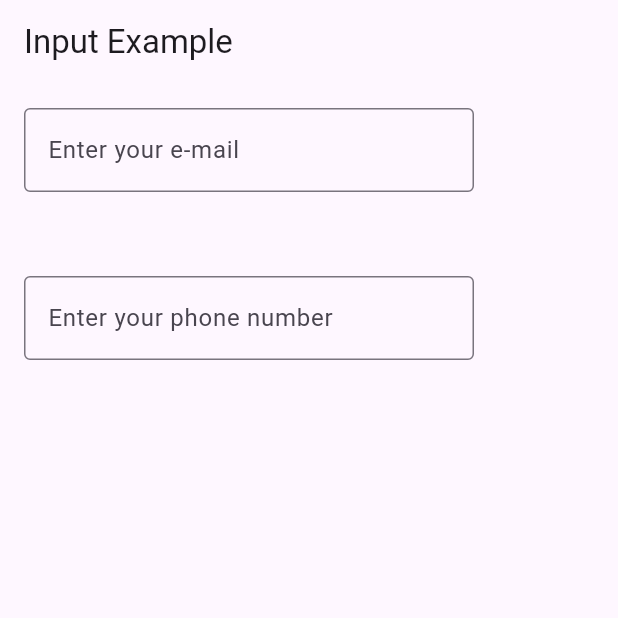
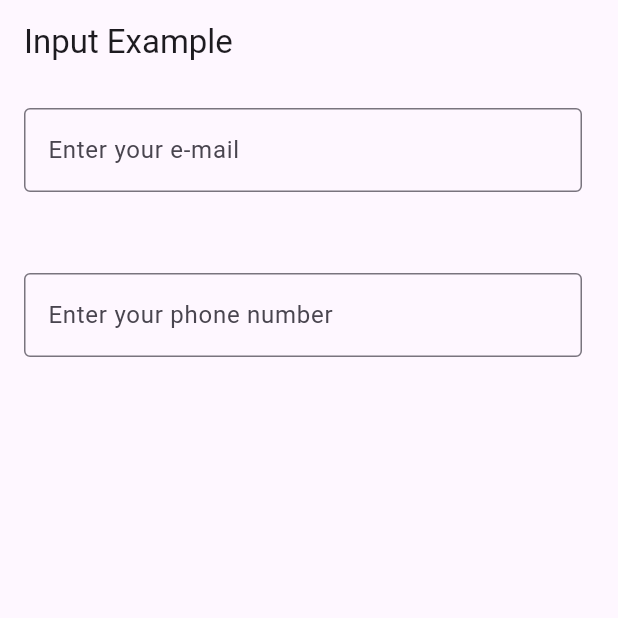
Before and after one commit to tanyashybko/Valid_email, a Flutter app: the screen it shows after launch, on a phone screen of 412 x 824 dp, the top half of it. Run offline on Flutter 3.47's test engine with Material 3 defaults, Android fonts, the phone set to English and light mode, and no system bars; our stand-ins replace email_validator.

Commit message:
changing email_valid_widget.dart and phone_valid_widget.dart (adding Expanded)

```diff
--- a/valid_email/lib/widgets/email_valid_widget.dart
+++ b/valid_email/lib/widgets/email_valid_widget.dart
@@ -6,7 +6,7 @@ class EmailValidWidget extends StatefulWidget {
   const EmailValidWidget({super.key});
 
   @override
-  State<EmailValidWidget> createState() => _EmailValidWidgetState();
+  _EmailValidWidgetState createState() => _EmailValidWidgetState();
 }
 
 class _EmailValidWidgetState extends State<EmailValidWidget> {
@@ -38,8 +38,9 @@ class _EmailValidWidgetState extends State<EmailValidWidget> {
             Row(
               crossAxisAlignment: CrossAxisAlignment.start,
               children: [
-                SizedBox(
-                  width: 300,
+                Expanded(
+                  child: Padding(
+                    padding: const EdgeInsets.only(right: 8.0), // Add some spacing
                     child: TextField(
                       onChanged: (value) {
                         setState(() {
@@ -53,26 +54,30 @@ class _EmailValidWidgetState extends State<EmailValidWidget> {
                       ),
                     ),
                   ),
-                if (isWideScreen) ...[
-                  const SizedBox(width: 10),
+                ),
+                if (isWideScreen)
                   Expanded(
                     child: Text(
                       validationMessage,
                       style: TextStyle(
-                          fontSize: 18.0, color: validationColor), // Set the text color
+                        fontSize: 18.0,
+                        color: validationColor,
+                      ),
                     ),
                   ),
               ],
-              ],
             ),
-            if (!isWideScreen) ...[
-              const SizedBox(height: 10.0),
-              Text(
+            if (!isWideScreen) // Show validation message below TextField on narrow screens
+              Padding(
+                padding: const EdgeInsets.only(top: 8.0),
+                child: Text(
                   validationMessage,
                   style: TextStyle(
-                    fontSize: 18.0, color: validationColor), // Set the text color
+                    fontSize: 18.0,
+                    color: validationColor,
                   ),
-            ],
+                ),
+              ),
           ],
         );
       },
--- a/valid_email/lib/widgets/phone_valid_widget.dart
+++ b/valid_email/lib/widgets/phone_valid_widget.dart
@@ -6,7 +6,7 @@ class PhoneValidWidget extends StatefulWidget {
   const PhoneValidWidget({super.key});
 
   @override
-  State<PhoneValidWidget> createState() => _PhoneValidWidgetState();
+  _PhoneValidWidgetState createState() => _PhoneValidWidgetState();
 }
 
 class _PhoneValidWidgetState extends State<PhoneValidWidget> {
@@ -38,8 +38,9 @@ class _PhoneValidWidgetState extends State<PhoneValidWidget> {
             Row(
               crossAxisAlignment: CrossAxisAlignment.start,
               children: [
-                SizedBox(
-                  width: 300,
+                Expanded(
+                  child: Padding(
+                    padding: const EdgeInsets.only(right: 8.0), // Add some spacing
                     child: TextField(
                       onChanged: (value) {
                         setState(() {
@@ -53,26 +54,30 @@ class _PhoneValidWidgetState extends State<PhoneValidWidget> {
                       ),
                     ),
                   ),
-                if (isWideScreen) ...[
-                  const SizedBox(width: 10),
+                ),
+                if (isWideScreen)
                   Expanded(
                     child: Text(
                       validationMessage,
                       style: TextStyle(
-                          fontSize: 18.0, color: validationColor), // Set the text color
+                        fontSize: 18.0,
+                        color: validationColor,
+                      ),
                     ),
                   ),
               ],
-              ],
             ),
-            if (!isWideScreen) ...[
-              const SizedBox(height: 10.0),
-              Text(
+            if (!isWideScreen) // Show validation message below TextField on narrow screens
+              Padding(
+                padding: const EdgeInsets.only(top: 8.0),
+                child: Text(
                   validationMessage,
                   style: TextStyle(
-                    fontSize: 18.0, color: validationColor), // Set the text color
+                    fontSize: 18.0,
+                    color: validationColor,
                   ),
-            ],
+                ),
+              ),
           ],
         );
       },
```
Lines whose indentation alone changed are shown as unchanged.
